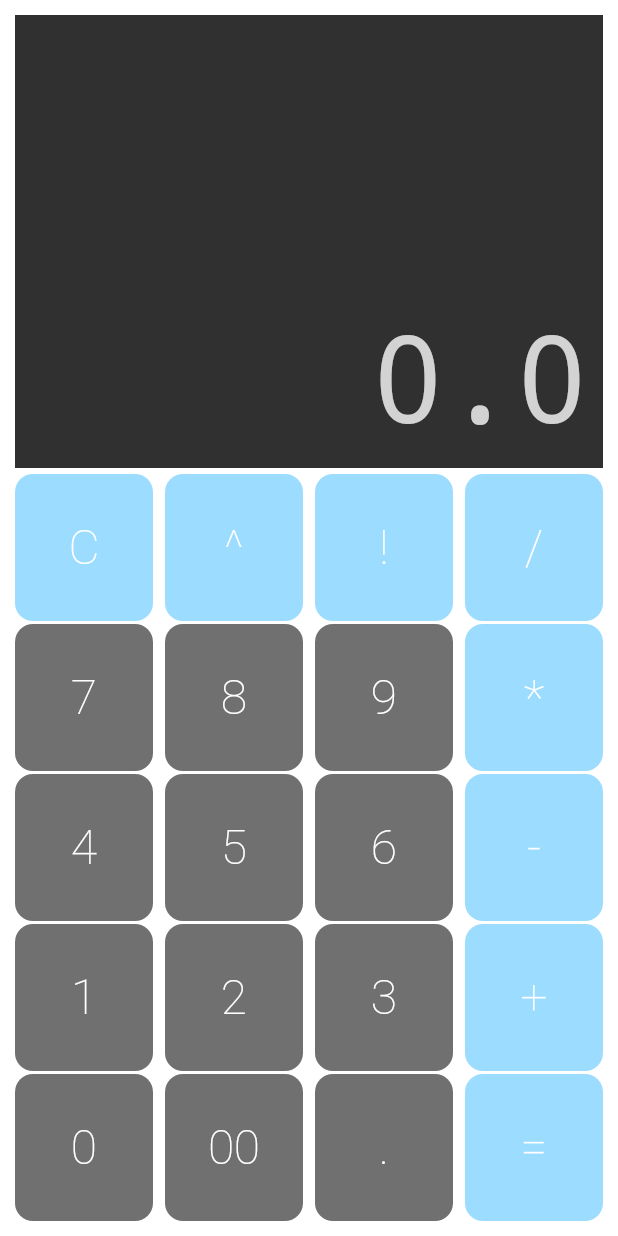
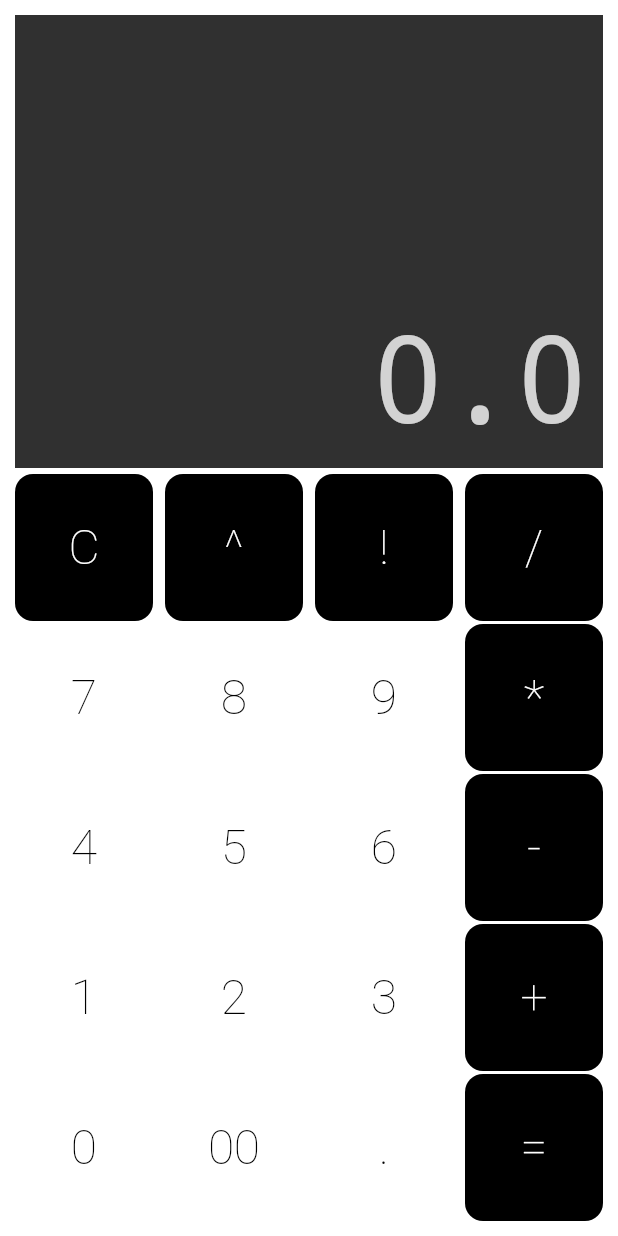
Before and after one commit to LenizePaula/calculadora, a Flutter app: the screen it shows after launch, on a phone screen of 412 x 824 dp. Run offline on Flutter 3.47's test engine with Material 3 defaults, Android fonts, the phone set to English and light mode, and no system bars; drawn by our look-alikes of auto_size_text.

Commit message:
Alteracao da cor dos botoes em botao.dart

```diff
--- a/lib/componentes/botao.dart
+++ b/lib/componentes/botao.dart
@@ -2,13 +2,14 @@ import 'package:flutter/cupertino.dart';
 import 'package:flutter/material.dart';
 
 class Botao extends StatelessWidget {
-  static const corPadrao = Color.fromRGBO(112, 112, 112, 1);
-  static const corOperacao = Color.fromRGBO(156, 220, 254, 1);
+  static const corPadrao = Colors.white;
+  static const corOperacao = Colors.black;
 
   final String texto;
   final bool duplo;
   final Color cor;
   final void Function(String) callback;
+
   const Botao({
     super.key,
     required this.texto,
@@ -27,6 +28,8 @@ class Botao extends StatelessWidget {
 
   @override
   Widget build(BuildContext context) {
+    // Define a cor do texto com base na cor de fundo do botão
+    final textColor = cor == corOperacao ? Colors.white : Colors.black;
     return Expanded(
         flex: duplo ? 2 : 1,
         child: CupertinoButton(
@@ -34,8 +37,8 @@ class Botao extends StatelessWidget {
             onPressed: () => callback(texto),
             child: Text(
               texto,
-              style: const TextStyle(
-                color: Colors.white,
+              style: TextStyle(
+                color: textColor,
                 fontSize: 32,
                 fontWeight: FontWeight.w100,
               ),
```
